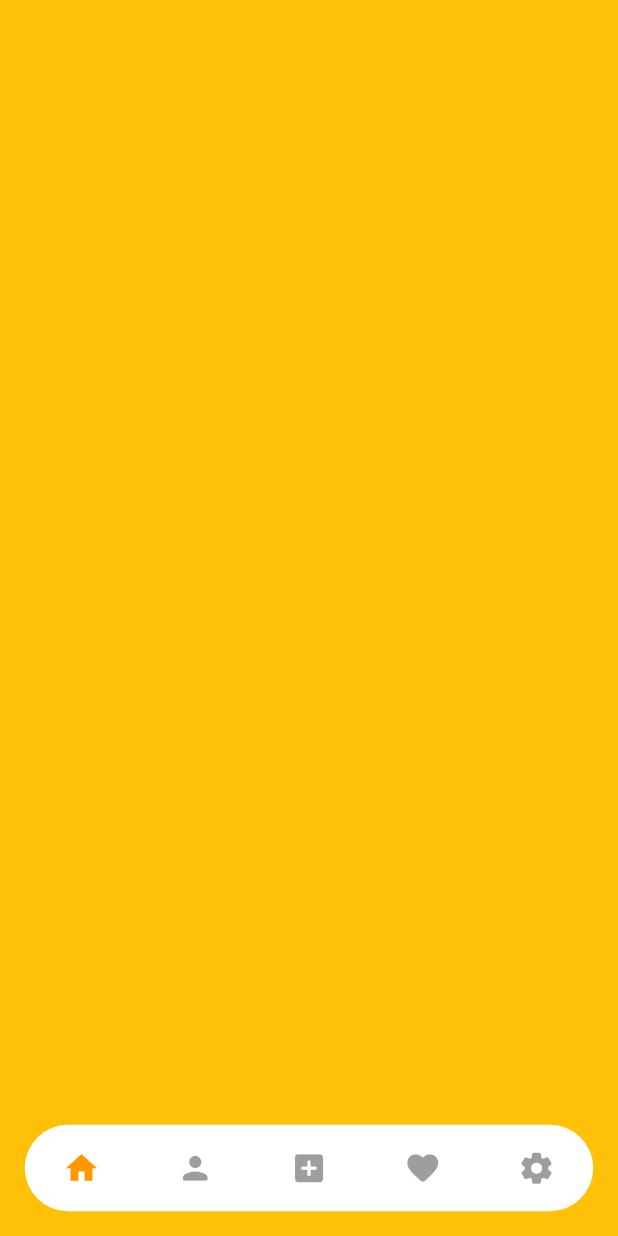
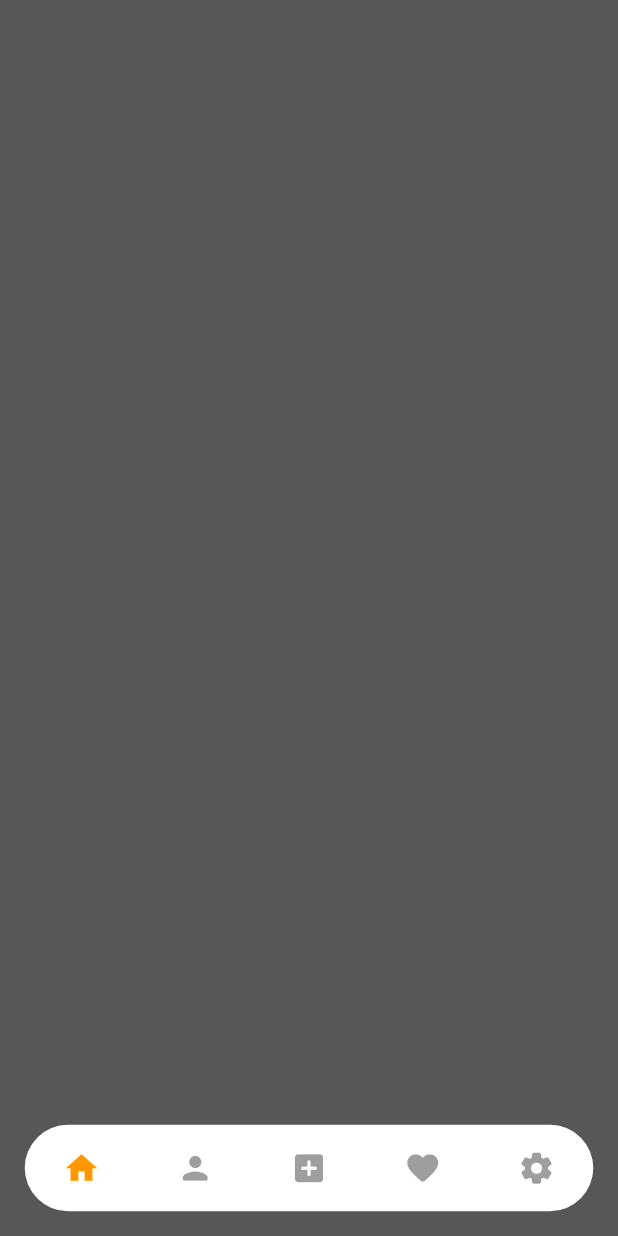
Before and after one commit to ceejayps/banking_app_2, a Flutter app: the MyCustomBottomNavigationBar screen opened directly, on a phone screen of 412 x 824 dp. Run offline on Flutter 3.47's test engine with Material 2 defaults, Android fonts, the phone set to English and light mode, and no system bars; missing offline and left inert: dart:ffi.

Commit message:
Update nav.dart

```diff
--- a/lib/container/pages/nav.dart
+++ b/lib/container/pages/nav.dart
@@ -95,7 +95,7 @@ class _MyCustomBottomNavigationBarState
   Widget build(BuildContext context) {
     Size size = MediaQuery.of(context).size;
     return Scaffold(
-      backgroundColor: Colors.amber,
+      backgroundColor: Color.fromARGB(255, 87, 87, 87),
       body: Stack(
         children: [
           // HOME PAGE
```
